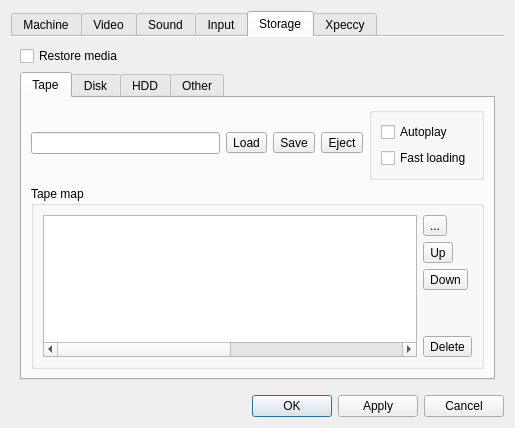
This is ui/setupwin.ui in samstyle/Xpeccy as Qt 5 draws it before an edit. The edited form follows.
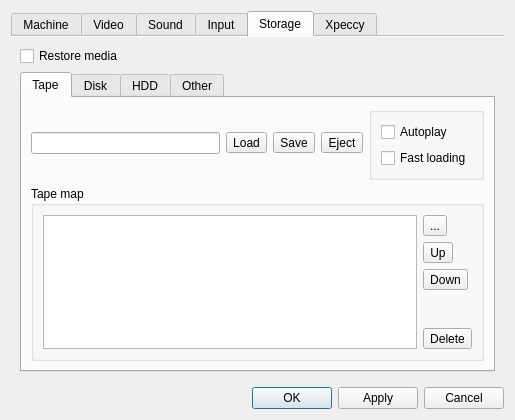
This is the edited form. The open tabs and pages were chosen to show the change. Icons and pictures are not drawn. Custom widgets are drawn as their Qt base class.

Commit message: build 20171111 [+] Refactoring of the tape catalog in the options window [+] Display the current dump address

What changed in the file:
```diff
--- a/ui/setupwin.ui
+++ b/ui/setupwin.ui
@@ -7,7 +7,7 @@
     <x>0</x>
     <y>0</y>
     <width>505</width>
-    <height>428</height>
+    <height>420</height>
    </rect>
   </property>
   <property name="sizePolicy">
@@ -1519,7 +1519,7 @@
                </property>
                <layout class="QHBoxLayout" name="horizontalLayout_8">
                 <item>
-                 <widget class="QTableWidget" name="tapelist">
+                 <widget class="xTapeCatTable" name="tapelist">
                   <property name="contextMenuPolicy">
                    <enum>Qt::ActionsContextMenu</enum>
                   </property>
@@ -1538,18 +1538,6 @@
                   <property name="gridStyle">
                    <enum>Qt::DotLine</enum>
                   </property>
-                  <property name="rowCount">
-                   <number>0</number>
-                  </property>
-                  <property name="columnCount">
-                   <number>6</number>
-                  </property>
-                  <attribute name="horizontalHeaderVisible">
-                   <bool>false</bool>
-                  </attribute>
-                  <attribute name="horizontalHeaderCascadingSectionResizes">
-                   <bool>false</bool>
-                  </attribute>
                   <attribute name="horizontalHeaderStretchLastSection">
                    <bool>true</bool>
                   </attribute>
@@ -1559,12 +1547,9 @@
                   <attribute name="verticalHeaderDefaultSectionSize">
                    <number>17</number>
                   </attribute>
-                  <column/>
-                  <column/>
-                  <column/>
-                  <column/>
-                  <column/>
-                  <column/>
+                  <attribute name="verticalHeaderMinimumSectionSize">
+                   <number>17</number>
+                  </attribute>
                  </widget>
                 </item>
                 <item>
@@ -3142,6 +3127,11 @@
    <extends>QTableView</extends>
    <header location="global">stdlib.h</header>
   </customwidget>
+  <customwidget>
+   <class>xTapeCatTable</class>
+   <extends>QTableView</extends>
+   <header location="global">stdlib.h</header>
+  </customwidget>
  </customwidgets>
  <resources>
   <include location="../xpeccy.qrc"/>
```
The commit also changes 13 other files.
